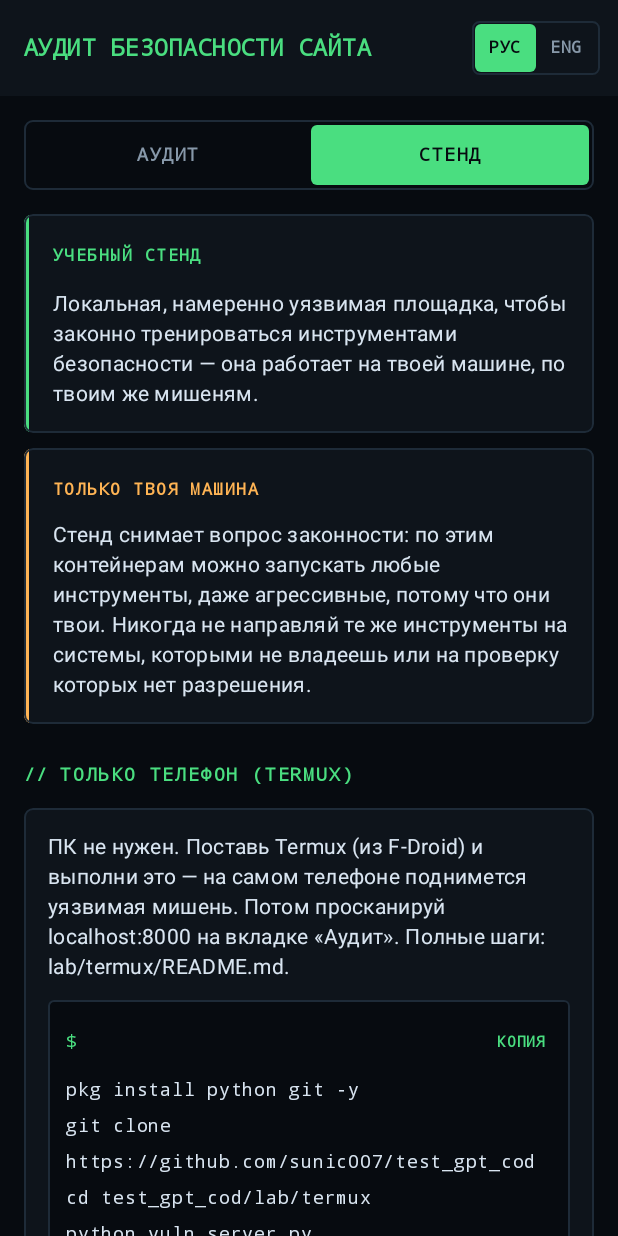
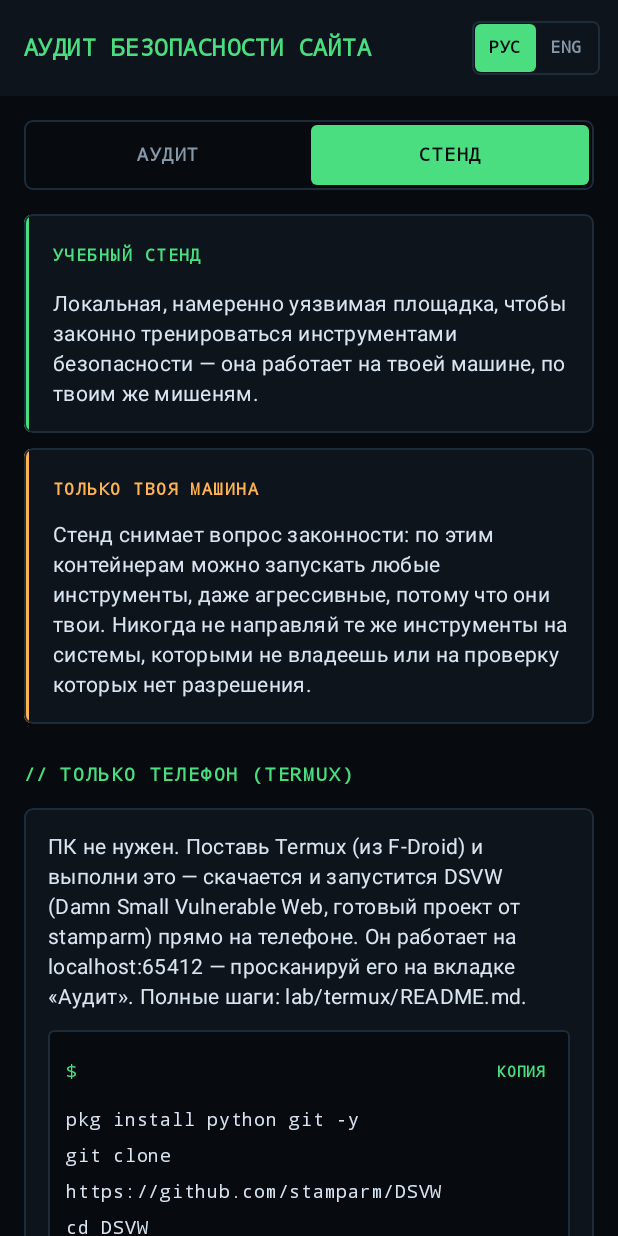
Before and after one commit to sunic007/test_gpt_cod, an Android app built with Jetpack Compose: the screen it shows after launch (MainActivity), after a tap on "РУС", on a phone screen of 412 x 824 dp. Run offline under Robolectric (Android 15) with nearby library versions, the phone set to English and light mode, and no system bars; pictures from the network do not load; 3 other taps on this screen came first.

Commit message:
Use DSVW (ready-made GitHub project) as the phone lab target
Per the user's preference for ready-made projects, make the phone path
fetch and run DSVW (Damn Small Vulnerable Web by stamparm, ~882 stars):
a single Python file with ~26 classic web vulnerabilities that binds to
127.0.0.1:65412 and runs on Termux with the stdlib (lxml optional, only
for the XML exercises).

- In-app LAB tab and lab/termux/README.md now clone stamparm/DSVW and
  run `python dsvw.py`, then scan localhost:65412 in the Audit tab.
- README also points to Juice Shop / DVWA as richer ready-made options
  (PC/Docker) and keeps the tiny bundled vuln_server.py as an offline
  fallback only.

Verified DSVW's default bind (127.0.0.1:65412) and Python-3/stdlib
requirement from its source before writing the instructions.

Co-Authored-By: Claude Opus 4.8 <noreply@anthropic.com>
Claude-Session: https://claude.ai/code/session_01SVPZLeoWgQnr1oYbDznHHZ

```diff
--- a/app/src/main/java/com/secaudit/webscan/MainActivity.kt
+++ b/app/src/main/java/com/secaudit/webscan/MainActivity.kt
@@ -301,9 +301,9 @@ private fun TabPill(label: String, selected: Boolean, modifier: Modifier, onClic
 }
 
 private const val LAB_TERMUX = "pkg install python git -y\n" +
-    "git clone https://github.com/sunic007/test_gpt_cod\n" +
-    "cd test_gpt_cod/lab/termux\n" +
-    "python vuln_server.py"
+    "git clone https://github.com/stamparm/DSVW\n" +
+    "cd DSVW\n" +
+    "python dsvw.py"
 private const val LAB_UP = "docker compose -f lab/docker-compose.yml up -d"
 private const val LAB_TARGETS = "http://localhost:3000   # OWASP Juice Shop\n" +
     "http://localhost:8080   # DVWA (admin / password)"
--- a/app/src/main/java/com/secaudit/webscan/i18n/EnStrings.kt
+++ b/app/src/main/java/com/secaudit/webscan/i18n/EnStrings.kt
@@ -31,9 +31,10 @@ object EnStrings : Strings() {
             "aggressive ones, against these containers because they are yours. Never point the " +
             "same tools at systems you do not own or are not authorised to test.",
         "lab.phone.title" to "PHONE ONLY (TERMUX)",
-        "lab.phone.body" to "No PC needed. Install Termux (from F-Droid), then run this to start " +
-            "a vulnerable target on the phone itself. Then scan localhost:8000 in the Audit tab. " +
-            "Full steps: lab/termux/README.md.",
+        "lab.phone.body" to "No PC needed. Install Termux (from F-Droid), then run this to fetch " +
+            "and start DSVW (Damn Small Vulnerable Web, a ready-made project by stamparm) on the " +
+            "phone itself. It serves at localhost:65412 — scan it in the Audit tab. Full steps: " +
+            "lab/termux/README.md.",
         "lab.docker.title" to "FULL LAB (NEEDS A PC)",
         "lab.docker.body" to "On a machine with Docker you can run the full Juice Shop and DVWA " +
             "and point real Kali tools at them.",
--- a/app/src/main/java/com/secaudit/webscan/i18n/RuStrings.kt
+++ b/app/src/main/java/com/secaudit/webscan/i18n/RuStrings.kt
@@ -32,9 +32,10 @@ object RuStrings : Strings() {
             "любые инструменты, даже агрессивные, потому что они твои. Никогда не направляй те же " +
             "инструменты на системы, которыми не владеешь или на проверку которых нет разрешения.",
         "lab.phone.title" to "ТОЛЬКО ТЕЛЕФОН (TERMUX)",
-        "lab.phone.body" to "ПК не нужен. Поставь Termux (из F-Droid) и выполни это — на самом " +
-            "телефоне поднимется уязвимая мишень. Потом просканируй localhost:8000 на вкладке " +
-            "«Аудит». Полные шаги: lab/termux/README.md.",
+        "lab.phone.body" to "ПК не нужен. Поставь Termux (из F-Droid) и выполни это — скачается и " +
+            "запустится DSVW (Damn Small Vulnerable Web, готовый проект от stamparm) прямо на " +
+            "телефоне. Он работает на localhost:65412 — просканируй его на вкладке «Аудит». " +
+            "Полные шаги: lab/termux/README.md.",
         "lab.docker.title" to "ПОЛНЫЙ СТЕНД (НУЖЕН ПК)",
         "lab.docker.body" to "На машине с Docker можно поднять полноценные Juice Shop и DVWA и " +
             "навести на них настоящие Kali-инструменты.",
```
Also changed, not shown: 1 other file.
